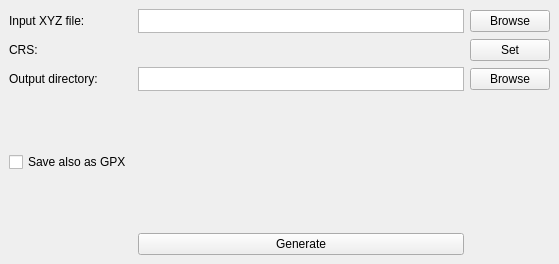
Old version of the form aerogen_dockwidget_base.ui in the repository OpenGeoLabs/qgis-aerogen-plugin.
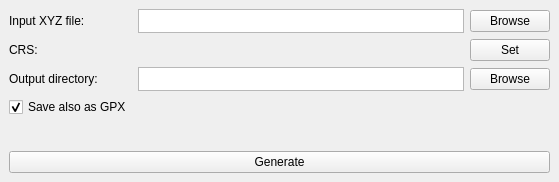
New version of the form.

Commit message: enable gpx by default

What changed in the file:
```diff
--- a/aerogen_dockwidget_base.ui
+++ b/aerogen_dockwidget_base.ui
@@ -7,7 +7,7 @@
     <x>0</x>
     <y>0</y>
     <width>559</width>
-    <height>264</height>
+    <height>182</height>
    </rect>
   </property>
   <property name="windowTitle">
@@ -68,19 +68,6 @@
       </property>
      </widget>
     </item>
-    <item row="6" column="1">
-     <spacer name="verticalSpacer">
-      <property name="orientation">
-       <enum>Qt::Vertical</enum>
-      </property>
-      <property name="sizeHint" stdset="0">
-       <size>
-        <width>20</width>
-        <height>40</height>
-       </size>
-      </property>
-     </spacer>
-    </item>
     <item row="3" column="0">
      <widget class="QLabel" name="labelCRS">
       <property name="text">
@@ -141,15 +128,31 @@
       <property name="text">
        <string>Save also as GPX</string>
       </property>
+      <property name="checked">
+       <bool>true</bool>
+      </property>
      </widget>
     </item>
-    <item row="7" column="1">
+    <item row="9" column="0" colspan="3">
      <widget class="QPushButton" name="generateButton">
       <property name="text">
        <string>Generate</string>
       </property>
      </widget>
     </item>
+    <item row="8" column="0" colspan="3">
+     <spacer name="verticalSpacer">
+      <property name="orientation">
+       <enum>Qt::Vertical</enum>
+      </property>
+      <property name="sizeHint" stdset="0">
+       <size>
+        <width>20</width>
+        <height>40</height>
+       </size>
+      </property>
+     </spacer>
+    </item>
    </layout>
   </widget>
  </widget>
```
The commit also changes 1 other file.
